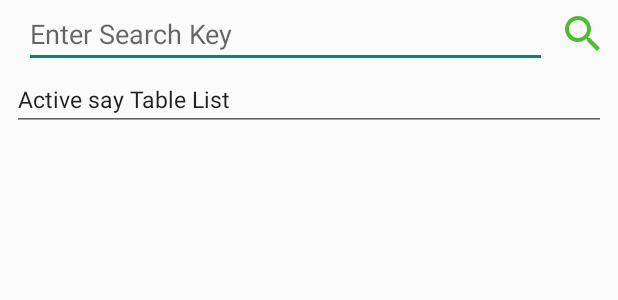
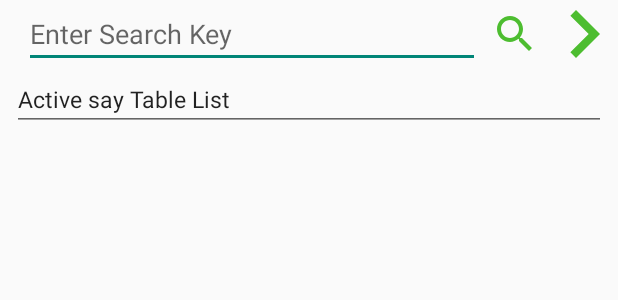
Before and after one commit to riopapa/ChatTalk1, an Android app: the layout activity_table_edit.xml on its own in the app's theme, with its tools: preview values and no code run, on a phone screen of 412 x 824 dp. Shown: the top 300 px of the screen. Run offline under Robolectric (Android 15) with nearby library versions, the phone set to English and light mode, and no system bars; Roboto replaces fonts that are not available here.

Commit message:
add next button on text edit

```diff
--- a/app/src/main/java/com/urrecliner/chattalk/AlertTable.java
+++ b/app/src/main/java/com/urrecliner/chattalk/AlertTable.java
@@ -119,7 +119,7 @@ class AlertTable {
             if (alt.matched == -1) {    // this means group
                 int sz = whoList.size();
                 if (sz > 0) {    // save Prev Group
-                    aGroupWhos[gIdx] = whoList.toArray(new String[whoList.size()]);
+                    aGroupWhos[gIdx] = whoList.toArray(new String[0]);
                     aGroupWhoKey1[gIdx] = new String[sz][];
                     aGroupWhoKey2[gIdx] = new String[sz][];
                     aGroupWhoSkip[gIdx] = new String[sz][];
--- a/app/src/main/java/com/urrecliner/chattalk/EditOneAlertActivity.java
+++ b/app/src/main/java/com/urrecliner/chattalk/EditOneAlertActivity.java
@@ -6,6 +6,7 @@ import static com.urrecliner.chattalk.Vars.mContext;
 
 import android.os.Bundle;
 import android.os.Handler;
+import android.os.Looper;
 import android.view.Menu;
 import android.view.MenuItem;
 import android.view.View;
@@ -26,7 +27,7 @@ public class EditOneAlertActivity extends AppCompatActivity {
     AlertLine al;
     EditText eGroup, eWho, eKey1, eKey2, eTalk, eMatched, eSkip, eMemo, ePrev, eNext;
     TextView tGroup, tWho, tKey1, tTalk, tMatched, tMemo, tPrev;
-    String mGroup, mWho, mPercent, mMemo, mPrev, mNext;
+    String mGroup, mWho, mPercent, mMemo;
     View deleteMenu;
     boolean newGroup = false;
     int linePos;
@@ -73,7 +74,7 @@ public class EditOneAlertActivity extends AppCompatActivity {
     public boolean onCreateOptionsMenu(Menu menu) {
 
         getMenuInflater().inflate(R.menu.menu_one, menu);
-        new Handler().post(() -> {
+        new Handler(Looper.getMainLooper()).post(() -> {
             deleteMenu = this.findViewById(R.id.action_remove);
             if (deleteMenu != null) {
                 setLongClick();
--- a/app/src/main/java/com/urrecliner/chattalk/Fragment_2Saved.java
+++ b/app/src/main/java/com/urrecliner/chattalk/Fragment_2Saved.java
@@ -10,6 +10,7 @@ import android.content.Context;
 import android.graphics.Typeface;
 import android.os.Bundle;
 import android.os.Handler;
+import android.os.Looper;
 import android.text.Editable;
 import android.text.Selection;
 import android.text.Spannable;
@@ -106,7 +107,7 @@ public class Fragment_2Saved extends Fragment {
             }
         });
 
-        new Handler().post(() -> {
+        new Handler(Looper.getMainLooper()).post(() -> {
             ScrollView scrollView1 = rootView.findViewById(R.id.scroll_2_log);
             scrollView1.smoothScrollBy(0, 40000);
         });
--- a/app/src/main/java/com/urrecliner/chattalk/Fragment_4Chat.java
+++ b/app/src/main/java/com/urrecliner/chattalk/Fragment_4Chat.java
@@ -27,6 +27,7 @@ import androidx.fragment.app.Fragment;
 
 import java.io.File;
 import java.util.Arrays;
+
 import static com.urrecliner.chattalk.MainActivity.utils;
 
 public class Fragment_4Chat extends Fragment {
@@ -189,7 +190,7 @@ public class Fragment_4Chat extends Fragment {
         inflater.inflate(R.menu.menu_4chat, menu);
         super.onCreateOptionsMenu(menu, inflater);
         new Handler(Looper.getMainLooper()).post(() -> {
-            uploadMenu = getActivity().findViewById(R.id.action_upload);
+            uploadMenu = requireActivity().findViewById(R.id.action_upload);
             if (uploadMenu != null) {
                 uploadMenu.setOnLongClickListener(view -> {
                     selChat = new SelectChats().generate(nowChatFile, true);
--- a/app/src/main/java/com/urrecliner/chattalk/MainActivity.java
+++ b/app/src/main/java/com/urrecliner/chattalk/MainActivity.java
@@ -10,7 +10,6 @@ import android.content.Intent;
 import android.content.pm.PackageInfo;
 import android.content.pm.PackageManager;
 import android.net.Uri;
-import android.os.Build;
 import android.os.Bundle;
 import android.os.Environment;
 import android.provider.Settings;
@@ -50,8 +49,7 @@ public class MainActivity extends AppCompatActivity {
         }
 
 // If you have access to the external storage, do whatever you need
-        if (Build.VERSION.SDK_INT >= Build.VERSION_CODES.R &&
-            (!Environment.isExternalStorageManager())) {
+        if (!Environment.isExternalStorageManager()) {
                 Intent intent = new Intent();
                 intent.setAction(Settings.ACTION_MANAGE_APP_ALL_FILES_ACCESS_PERMISSION);
                 Uri uri = Uri.fromParts("package", this.getPackageName(), null);
--- a/app/src/main/java/com/urrecliner/chattalk/MsgKaTalk.java
+++ b/app/src/main/java/com/urrecliner/chattalk/MsgKaTalk.java
@@ -45,8 +45,8 @@ class MsgKaTalk {
                 if ((iText.contains(aGroupWhoKey1[gIdx][gwIdx][i])) &&
                     (iText.contains(aGroupWhoKey2[gIdx][gwIdx][i])) &&
                     (!iText.contains(aGroupWhoSkip[gIdx][gwIdx][i]))) {
-                    if (subFunc.alertStock == null)
-                        subFunc.alertStock = new AlertStock();
+                    if (subFunc == null)
+                        subFunc  = new SubFunc();
                     subFunc.alertStock.show(iGroup, iText, aAlertLineIdx[gIdx][gwIdx][i]);
                     if (alertsAdapter != null)
                         alertsAdapter.notifyItemChanged(aAlertLineIdx[gIdx][gwIdx][i]);
@@ -62,7 +62,7 @@ class MsgKaTalk {
             NotificationBar.update(iGroup+":"+iWho, iText);
             logQueUpdate.add(head, iText);
             if (IsWhoNine.in(nineIgnores, iWho))
-                iText = iText.replaceAll("[0-9]","");
+                iText = iText.replaceAll("\\d","");
             iText = "단톡방 " + iGroup + " 에서 " + iWho + " 님이 " + utils.makeEtc(iText, 180);
             sounds.speakAfterBeep(utils.replaceKKHH(iText));
         }
--- a/app/src/main/java/com/urrecliner/chattalk/MsgSMS.java
+++ b/app/src/main/java/com/urrecliner/chattalk/MsgSMS.java
@@ -46,7 +46,7 @@ class MsgSMS {
             logQueUpdate.add(head, mText);
             NotificationBar.update("sms "+mWho, mText);
             if (IsWhoNine.in(nineIgnores, mWho))
-                mText = mText.replaceAll("[0-9]", "");
+                mText = mText.replaceAll("\\d", "");
             sounds.speakAfterBeep(head+" 으로부터 "+ utils.makeEtc(mText, 160));
         }
     }
@@ -73,7 +73,7 @@ class MsgSMS {
                     logQueUpdate.add("sms>"+nhStock, sayMsg);
                     String timeStamp = new SimpleDateFormat("yy-MM-dd HH:mm", Locale.KOREA).format(new Date());
                     FileIO.uploadStock(sGroup, mWho, buySell, stockName, mText, amount, timeStamp);
-                    sounds.speakAfterBeep(sayMsg.replaceAll("[0-9]",""));
+                    sounds.speakAfterBeep(sayMsg.replaceAll("\\d",""));
                 }
             } catch (Exception e) {
                 mText = "Parsing Exception_01 " + mText;
--- a/app/src/main/java/com/urrecliner/chattalk/OptionTables.java
+++ b/app/src/main/java/com/urrecliner/chattalk/OptionTables.java
@@ -56,7 +56,6 @@ class OptionTables {
         String [] strings;
 
         /* separate ignoring package vs target package */
-        StringBuilder sbIgnore = new StringBuilder();
         pkgFullNames = new ArrayList<>();
         pkgNickNames = new ArrayList<>();
         pkgTypes = new ArrayList<>();
@@ -104,7 +103,7 @@ class OptionTables {
         ArrayList<String> gLong = new ArrayList<>();
         ArrayList<String> gShort = new ArrayList<>();
         for (String oneLine : lines) {
-            String[] ones = oneLine.split("[\\^]");
+            String[] ones = oneLine.split("\\^");
             if (ones.length < 3) {
                 sounds.beepOnce(Vars.soundType.ERR.ordinal());
                 Toast.makeText(mContext, "Caret missing "+oneLine, Toast.LENGTH_LONG).show();
--- a/app/src/main/java/com/urrecliner/chattalk/Sounds.java
+++ b/app/src/main/java/com/urrecliner/chattalk/Sounds.java
@@ -105,7 +105,7 @@ class Sounds {
                 public void run() {
                     // 한글, 영문, 숫자만 OK
 //                    final String match = "[^\uAC00-\uD7A3xfe0-9a-zA-Z.,\\-\\s]";
-                    final String match = "[^\uAC00-\uD7A30-9a-zA-Z.,\\-]";
+                    final String match = "[^\uAC00-\uD7A3\\da-zA-Z.,\\-]";
                     String speakText = text.replaceAll(match, " ");
                     int idx = speakText.indexOf("http");
                     if (idx > 0)
--- a/app/src/main/java/com/urrecliner/chattalk/Utils.java
+++ b/app/src/main/java/com/urrecliner/chattalk/Utils.java
@@ -125,7 +125,7 @@ class Utils {
     String removeSpecialChars(String text) {
         return text.replace("──", "").replace("==", "-")
                 .replace("=", "ￚ").replace("--", "-")
-        .replaceAll("[^0-9a-zA-Z:|#().@,%/~ㄱ-ㅎ가-힣\\s\\-+]", "")
+        .replaceAll("[^\\da-zA-Z:|#().@,%/~ㄱ-ㅎ가-힣\\s\\-+]", "")
         ;
     }
 
--- a/app/src/main/res/layout/activity_table_edit.xml
+++ b/app/src/main/res/layout/activity_table_edit.xml
@@ -16,9 +16,9 @@
             android:layout_width="0dp"
             android:layout_height="wrap_content"
             android:layout_marginStart="16dp"
-            android:layout_weight="9"
+            android:layout_weight="8"
             android:inputType="text"
-            android:hint="Enter Search Key"
+            android:hint="@string/enter_search_key"
             android:autofillHints="Enter Text to search" />
 
         <ImageButton
@@ -30,6 +30,17 @@
             android:background="#00000000"
             android:contentDescription="@string/search"
             android:src="@drawable/search" />
+
+        <ImageButton
+            android:id="@+id/searchNext"
+            android:layout_width="0dp"
+            android:layout_height="match_parent"
+            android:layout_margin="4dp"
+            android:layout_weight="1"
+            android:background="#00000000"
+            android:contentDescription="@string/search"
+            android:src="@drawable/arrow_right" />
+
     </LinearLayout>
 
     <EditText
--- a/app/src/main/res/values/strings.xml
+++ b/app/src/main/res/values/strings.xml
@@ -5,4 +5,5 @@
     <string name="web_sent">[Web발신]</string>
     <string name="active_say_table_list">Active say Table List</string>
     <string name="search">Search</string>
+    <string name="enter_search_key">Enter Search Key</string>
 </resources>
```
Also changed, not shown: app/src/main/java/com/urrecliner/chattalk/AlertStock.java (+3 -4 lines), app/src/main/java/com/urrecliner/chattalk/EditTextActivity.java (+13 -14 lines), app/src/main/java/com/urrecliner/chattalk/Fragment_1Log.java (+3 -4 lines), app/src/main/java/com/urrecliner/chattalk/NotificationBar.java (+1 -6 lines), app/src/main/java/com/urrecliner/chattalk/SelectChats.java (+5 -3 lines).
